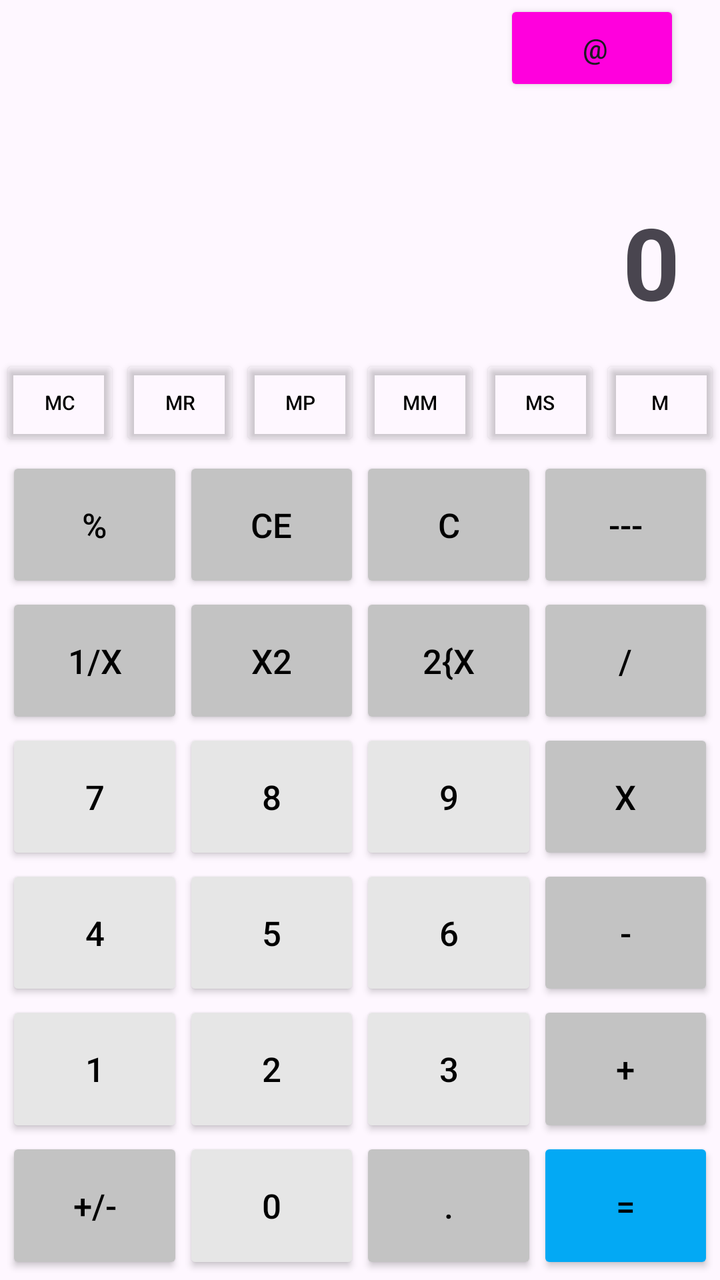
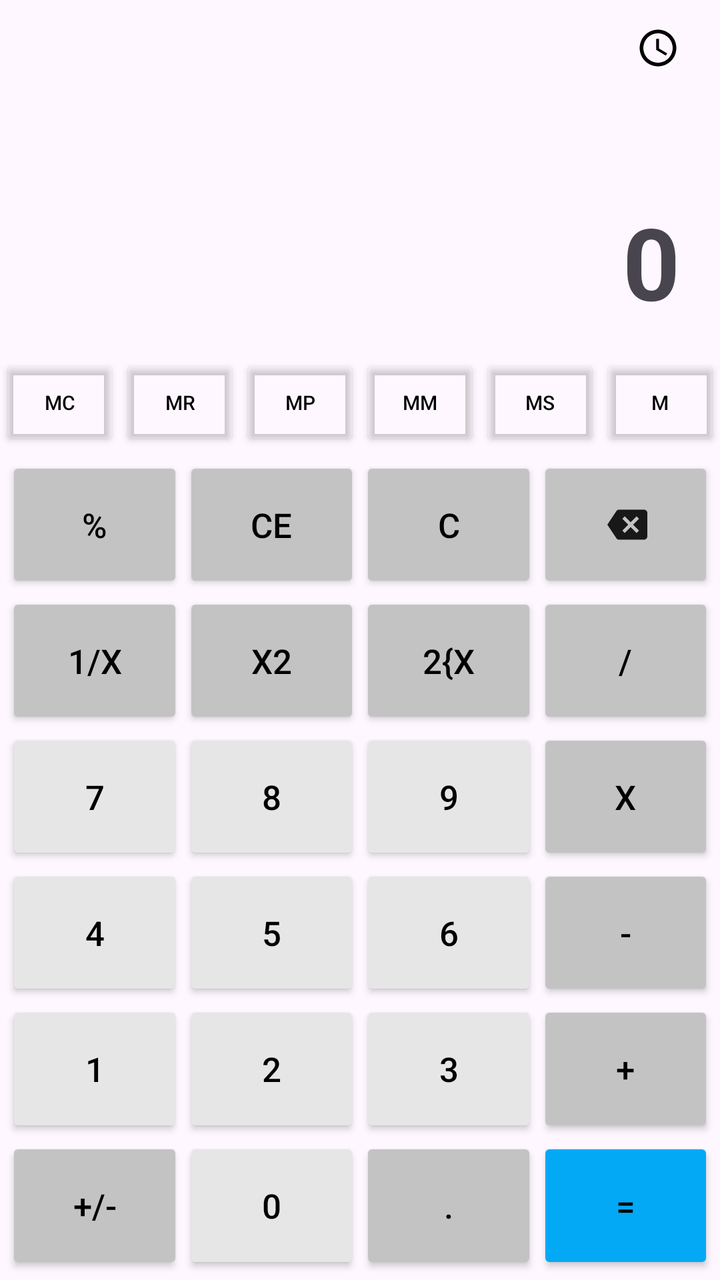

Before-and-after screenshots of an Android layout around one commit, followed by the original layout XML and the change that was made.
<!-- AndroidManifest.xml: application theme Theme.MoblieEmbedeed_Mid -->
<!-- res/layout/activity_main.xml -->
<?xml version="1.0" encoding="utf-8"?>
<LinearLayout xmlns:android="http://schemas.android.com/apk/res/android"
    xmlns:app="http://schemas.android.com/apk/res-auto"
    xmlns:tools="http://schemas.android.com/tools"
    android:id="@+id/main"
    android:orientation="vertical"
    android:layout_width="match_parent"
    android:layout_height="match_parent"
    tools:context=".MainActivity">
    <LinearLayout
        android:layout_width="match_parent"
        android:layout_height="0dp"
        android:layout_weight="3"
        android:orientation="vertical">
        <View
            android:layout_width="match_parent"
            android:layout_height="0dp"/>
        <Button
            android:layout_width="wrap_content"
            android:layout_height="wrap_content"
            android:layout_marginRight="20dp"
            android:padding="0dp"
            android:backgroundTint="#f0d"
            android:layout_gravity="end"
            android:text=" @"
            android:id="@+id/btnHistory"/>
        <TextView
            android:layout_width="match_parent"
            android:layout_height="wrap_content"
            android:textSize="18sp"
            android:layout_marginTop="25dp"
            android:paddingRight="20dp"
            android:gravity="end"
            android:textColor="#D0D0D0"
            android:id="@+id/valueCalc"/>
        <TextView
            android:layout_width="match_parent"
            android:layout_height="wrap_content"
            android:textSize="50sp"
            android:textStyle="bold"
            android:text="0"
            android:paddingRight="20dp"
            android:gravity="end"
            android:id="@+id/valueView"/>
        <TextView
            android:layout_width="match_parent"
            android:layout_height="wrap_content"
            android:textSize="10sp"
            android:paddingRight="20dp"
            android:gravity="end"
            android:id="@+id/memtext"/>

    </LinearLayout>

    <LinearLayout
        android:layout_width="match_parent"
        android:layout_height="wrap_content"
        android:orientation="horizontal">
        <Button android:id="@+id/calcMC" android:text="MC" style="@style/btn_NnumM"/>
        <Button android:id="@+id/calcMR" android:text="MR" style="@style/btn_NnumM"/>
        <Button android:id="@+id/calcMP" android:text="MP" android:tag="+" style="@style/btn_NnumM"/>
        <Button android:id="@+id/calcMM" android:text="MM" android:tag="-" style="@style/btn_NnumM"/>
        <Button android:id="@+id/calcMS" android:text="MS" style="@style/btn_NnumM"/>
        <Button android:id="@+id/calcMMore" android:text="M" style="@style/btn_NnumM"/>
    </LinearLayout>

    <GridLayout
        android:layout_width="match_parent"
        android:layout_height="0dp"
        android:layout_weight="7"
        android:padding="3dp"
        android:rowCount="6"
        android:columnCount="4">

        <Button
            android:id="@+id/calcL"
            android:text="%"
            style="@style/btn_Nnum"/>
        <Button
            android:id="@+id/calcCE"
            android:text="CE"
            style="@style/btn_Nnum"/>
        <Button
            android:id="@+id/calcC"
            android:text="C"
            style="@style/btn_Nnum"/>
        <Button
            android:id="@+id/calcB"
            android:text="---"
            style="@style/btn_Nnum"/>


        <Button
            android:id="@+id/calc1px"
            android:text="1/x"
            style="@style/btn_Nnum"/>
        <Button
            android:id="@+id/calcX2"
            android:text="x2"
            style="@style/btn_Nnum"/>
        <Button
            android:id="@+id/calcRoot"
            android:text="2{x"
            style="@style/btn_Nnum"/>
        <Button
            android:id="@+id/calcD"
            android:text="/"
            android:tag="/"
            style="@style/btn_Nnum"/>


        <Button android:id="@+id/calc7" android:text="7" android:tag="7" style="@style/btn_num"/>
        <Button android:id="@+id/calc8" android:text="8" android:tag="8" style="@style/btn_num"/>
        <Button android:id="@+id/calc9" android:text="9" android:tag="9" style="@style/btn_num"/>

        <Button
            android:id="@+id/calcX"
            android:text="X"
            android:tag="x"
            style="@style/btn_Nnum"/>

        <Button android:id="@+id/calc4" android:text="4" android:tag="4" style="@style/btn_num"/>
        <Button android:id="@+id/calc5" android:text="5" android:tag="5" style="@style/btn_num"/>
        <Button android:id="@+id/calc6" android:text="6" android:tag="6" style="@style/btn_num"/>

        <Button
            android:id="@+id/calcM"
            android:text="-"
            android:tag="-"
            style="@style/btn_Nnum"/>

        <Button android:id="@+id/calc1" android:text="1" android:tag="1" style="@style/btn_num"/>
        <Button android:id="@+id/calc2" android:text="2" android:tag="2" style="@style/btn_num"/>
        <Button android:id="@+id/calc3" android:text="3" android:tag="3" style="@style/btn_num"/>

        <Button
            android:id="@+id/calcP"
            android:text="+"
            android:tag="+"
            style="@style/btn_Nnum"/>
        <Button
            android:id="@+id/calcPM"
            android:text="+/-"
            style="@style/btn_Nnum"/>

        <Button android:id="@+id/calc0" android:text="0" android:tag="0" style="@style/btn_num"/>

        <Button
            android:id="@+id/calcDot"
            android:text="."
            style="@style/btn_Nnum"/>
        <Button
            android:id="@+id/calcE"
            android:text="="
            style="@style/btn_NnumE"/>

    </GridLayout>

</LinearLayout>
<!-- resources referenced by this layout -->
<resources>
  <style name="btn_Nnum" parent="btn_grid">
          <item name="backgroundTint">#C3C3C3</item>
      </style>
  <style name="btn_NnumE" parent="btn_grid">
          <item name="backgroundTint">#03A9F4</item>
      </style>
  <style name="btn_NnumM" parent="btn_base">
          <item name="android:layout_width">0dp</item>
          <item name="android:layout_height">match_parent</item>
          <item name="android:layout_weight">1</item>
          <item name="android:layout_margin">0dp</item>
          <item name="android:textSize">10sp</item>
          <item name="backgroundTint">#00FFFFFF</item>
      </style>
  <style name="btn_num" parent="btn_grid">
          <item name="backgroundTint">#E6E6E6</item>
      </style>
  <style name="Theme.MoblieEmbedeed_Mid" parent="Base.Theme.MoblieEmbedeed_Mid" />
  <style name="btn_grid" parent="btn_base">
          <item name="android:layout_rowWeight">1</item>
          <item name="android:layout_columnWeight">1</item>
      </style>
  <style name="btn_base" parent="Widget.AppCompat.Button">
          <item name="android:textSize">17sp</item>
          <item name="android:layout_margin">0dp</item>
          <item name="android:textColor">@color/black</item>
      </style>
  <style name="Base.Theme.MoblieEmbedeed_Mid" parent="Theme.Material3.DayNight.NoActionBar">
          
          
      </style>
  <color name="black">#FF000000</color>
</resources>

<!-- the commit's change to res/layout/activity_main.xml (unified diff, before → after) -->
@@ -15,14 +15,17 @@
         <View
             android:layout_width="match_parent"
             android:layout_height="0dp"/>
-        <Button
-            android:layout_width="wrap_content"
+        <com.google.android.material.button.MaterialButton
+            android:layout_width="24dp"
             android:layout_height="wrap_content"
             android:layout_marginRight="20dp"
             android:padding="0dp"
-            android:backgroundTint="#f0d"
+            android:backgroundTint="#00000000"
             android:layout_gravity="end"
-            android:text=" @"
+            app:icon="@drawable/baseline_access_time_48"
+            app:iconSize="22dp"
+            app:iconGravity="end"
+            app:iconTint="@color/black"
             android:id="@+id/btnHistory"/>
         <TextView
             android:layout_width="match_parent"
@@ -84,9 +87,15 @@
             android:id="@+id/calcC"
             android:text="C"
             style="@style/btn_Nnum"/>
-        <Button
+        <com.google.android.material.button.MaterialButton
+            android:gravity="center"
             android:id="@+id/calcB"
-            android:text="---"
+            app:icon="@drawable/baseline_backspace_48"
+            app:iconPadding="-2dp"
+            app:iconTint="#E0000000"
+            app:iconSize="20dp"
+            app:iconGravity="textStart"
+            android:textColor="@color/black"
             style="@style/btn_Nnum"/>
 
 
<!-- resource entries referenced after the edit -->
@@ -1,5 +1,20 @@
 <!-- resources referenced by this layout -->
 <resources>
+  <color name="black">#FF000000</color>
+  <!-- drawable baseline_access_time_48 (drawable) -->
+  <vector xmlns:android="http://schemas.android.com/apk/res/android" android:height="48dp" android:tint="#000000" android:viewportHeight="24" android:viewportWidth="24" android:width="48dp">
+        
+      <path android:fillColor="@android:color/black" android:pathData="M11.99,2C6.47,2 2,6.48 2,12s4.47,10 9.99,10C17.52,22 22,17.52 22,12S17.52,2 11.99,2zM12,20c-4.42,0 -8,-3.58 -8,-8s3.58,-8 8,-8 8,3.58 8,8 -3.58,8 -8,8z"/>
+        
+      <path android:fillColor="@android:color/black" android:pathData="M12.5,7H11v6l5.25,3.15 0.75,-1.23 -4.5,-2.67z"/>
+      
+  </vector>
+  <!-- drawable baseline_backspace_48 (drawable) -->
+  <vector xmlns:android="http://schemas.android.com/apk/res/android" android:autoMirrored="true" android:height="48dp" android:tint="#000000" android:viewportHeight="24" android:viewportWidth="24" android:width="48dp">
+        
+      <path android:fillColor="@android:color/black" android:pathData="M22,3L7,3c-0.69,0 -1.23,0.35 -1.59,0.88L0,12l5.41,8.11c0.36,0.53 0.9,0.89 1.59,0.89h15c1.1,0 2,-0.9 2,-2L24,5c0,-1.1 -0.9,-2 -2,-2zM19,15.59L17.59,17 14,13.41 10.41,17 9,15.59 12.59,12 9,8.41 10.41,7 14,10.59 17.59,7 19,8.41 15.41,12 19,15.59z"/>
+      
+  </vector>
   <style name="btn_Nnum" parent="btn_grid">
           <item name="backgroundTint">#C3C3C3</item>
       </style>
@@ -31,6 +46,5 @@
           
           
       </style>
-  <color name="black">#FF000000</color>
 </resources>
 
